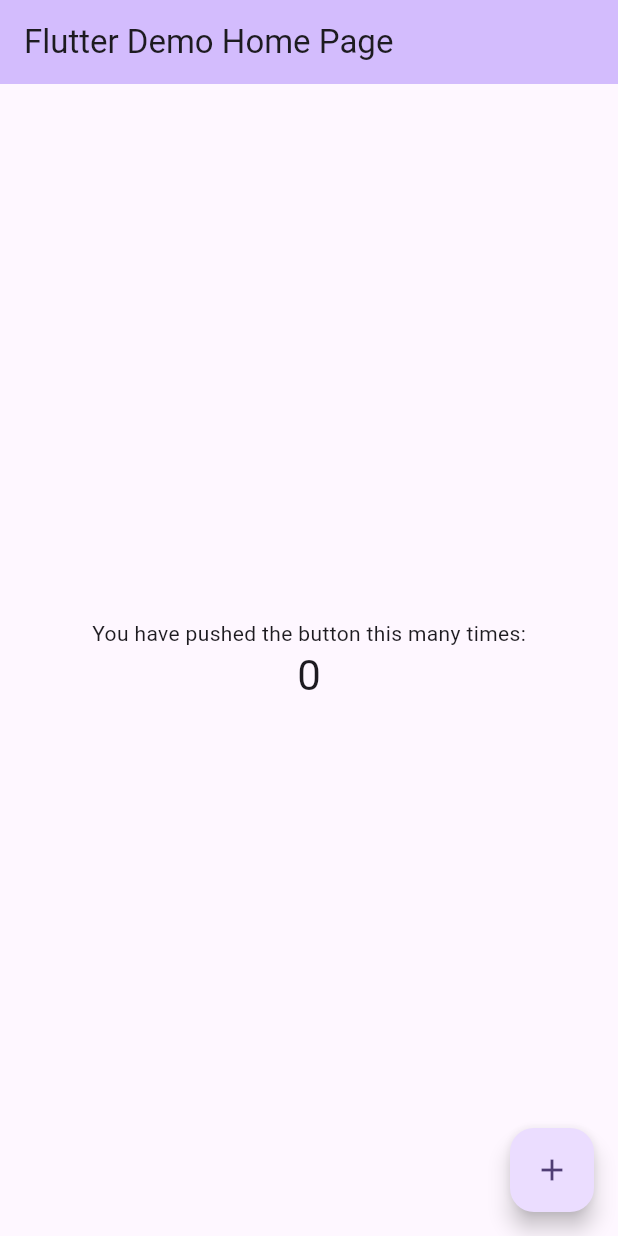
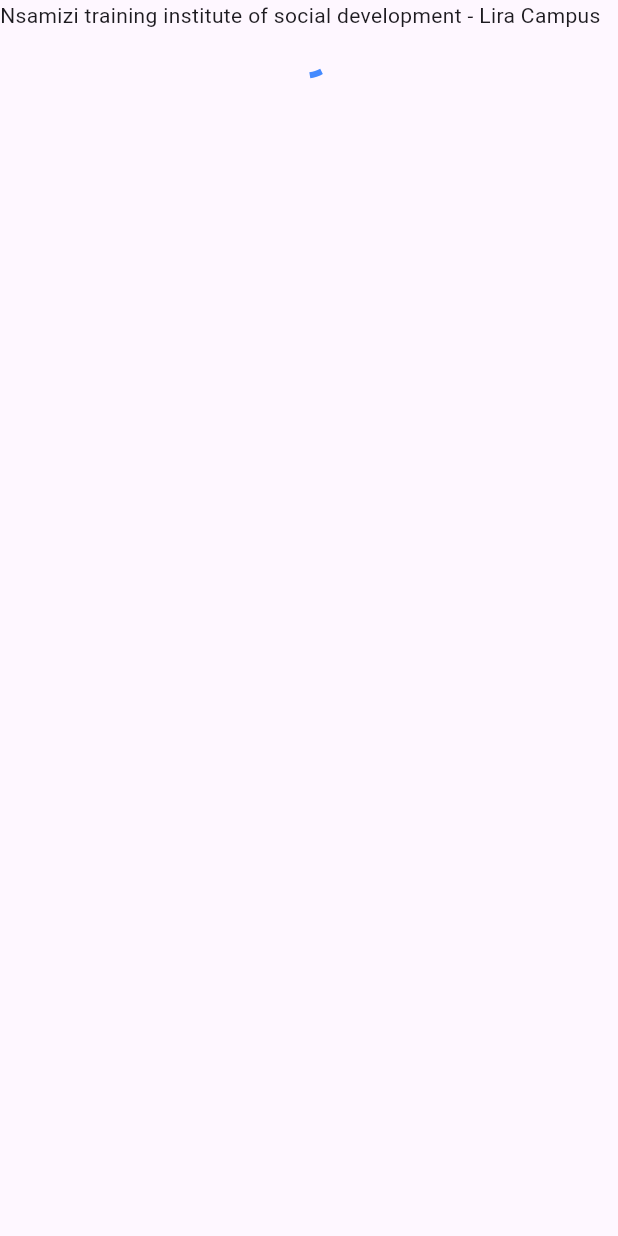
Before and after one commit to nm1999/flutter.nsamizi.portal.app, a Flutter app: the screen it shows after launch, on a phone screen of 412 x 824 dp. Run offline on Flutter 3.47's test engine with Material 3 defaults, Android fonts, the phone set to English and light mode, and no system bars; missing offline and left inert: flutter_doc_scanner.

Commit message:
adds scanning with pdf

```diff
--- a/lib/main.dart
+++ b/lib/main.dart
@@ -6,117 +6,37 @@ void main() {
 
 class MyApp extends StatelessWidget {
   const MyApp({super.key});
-
-  // This widget is the root of your application.
   @override
   Widget build(BuildContext context) {
-    return MaterialApp(
-      title: 'Flutter Demo',
-      theme: ThemeData(
-        // This is the theme of your application.
-        //
-        // TRY THIS: Try running your application with "flutter run". You'll see
-        // the application has a purple toolbar. Then, without quitting the app,
-        // try changing the seedColor in the colorScheme below to Colors.green
-        // and then invoke "hot reload" (save your changes or press the "hot
-        // reload" button in a Flutter-supported IDE, or press "r" if you used
-        // the command line to start the app).
-        //
-        // Notice that the counter didn't reset back to zero; the application
-        // state is not lost during the reload. To reset the state, use hot
-        // restart instead.
-        //
-        // This works for code too, not just values: Most code changes can be
-        // tested with just a hot reload.
-        colorScheme: ColorScheme.fromSeed(seedColor: Colors.deepPurple),
+    return MaterialApp(home: Splashscreen());
+  }
+}
+
+class Splashscreen extends StatefulWidget {
+  const Splashscreen({super.key});
+
+  @override
+  State<Splashscreen> createState() => _SplashscreenState();
+}
+
+class _SplashscreenState extends State<Splashscreen> {
+  @override
+  Widget build(BuildContext context) {
+    return Scaffold(
+      body: ListView(
+        children: [
+          Text(
+            "Nsamizi training institute of social development - Lira Campus",
+          ),
+          Center(
+            child: SizedBox(
+              width: 30,
+              height: 30,
+              child: CircularProgressIndicator(color: Colors.blueAccent,),
+            ),
+          ),
+        ],
       ),
-      home: const MyHomePage(title: 'Flutter Demo Home Page'),
     );
   }
 }
-
-class MyHomePage extends StatefulWidget {
-  const MyHomePage({super.key, required this.title});
-
-  // This widget is the home page of your application. It is stateful, meaning
-  // that it has a State object (defined below) that contains fields that affect
-  // how it looks.
-
-  // This class is the configuration for the state. It holds the values (in this
-  // case the title) provided by the parent (in this case the App widget) and
-  // used by the build method of the State. Fields in a Widget subclass are
-  // always marked "final".
-
-  final String title;
-
-  @override
-  State<MyHomePage> createState() => _MyHomePageState();
-}
-
-class _MyHomePageState extends State<MyHomePage> {
-  int _counter = 0;
-
-  void _incrementCounter() {
-    setState(() {
-      // This call to setState tells the Flutter framework that something has
-      // changed in this State, which causes it to rerun the build method below
-      // so that the display can reflect the updated values. If we changed
-      // _counter without calling setState(), then the build method would not be
-      // called again, and so nothing would appear to happen.
-      _counter++;
-    });
-  }
-
-  @override
-  Widget build(BuildContext context) {
-    // This method is rerun every time setState is called, for instance as done
-    // by the _incrementCounter method above.
-    //
-    // The Flutter framework has been optimized to make rerunning build methods
-    // fast, so that you can just rebuild anything that needs updating rather
-    // than having to individually change instances of widgets.
-    return Scaffold(
-      appBar: AppBar(
-        // TRY THIS: Try changing the color here to a specific color (to
-        // Colors.amber, perhaps?) and trigger a hot reload to see the AppBar
-        // change color while the other colors stay the same.
-        backgroundColor: Theme.of(context).colorScheme.inversePrimary,
-        // Here we take the value from the MyHomePage object that was created by
-        // the App.build method, and use it to set our appbar title.
-        title: Text(widget.title),
-      ),
-      body: Center(
-        // Center is a layout widget. It takes a single child and positions it
-        // in the middle of the parent.
-        child: Column(
-          // Column is also a layout widget. It takes a list of children and
-          // arranges them vertically. By default, it sizes itself to fit its
-          // children horizontally, and tries to be as tall as its parent.
-          //
-          // Column has various properties to control how it sizes itself and
-          // how it positions its children. Here we use mainAxisAlignment to
-          // center the children vertically; the main axis here is the vertical
-          // axis because Columns are vertical (the cross axis would be
-          // horizontal).
-          //
-          // TRY THIS: Invoke "debug painting" (choose the "Toggle Debug Paint"
-          // action in the IDE, or press "p" in the console), to see the
-          // wireframe for each widget.
-          mainAxisAlignment: MainAxisAlignment.center,
-          children: <Widget>[
-            const Text('You have pushed the button this many times:'),
-            Text(
-              '$_counter',
-              style: Theme.of(context).textTheme.headlineMedium,
-            ),
-          ],
-        ),
-      ),
-      floatingActionButton: FloatingActionButton(
-        onPressed: _incrementCounter,
-        tooltip: 'Increment',
-        child: const Icon(Icons.add),
-      ), // This trailing comma makes auto-formatting nicer for build methods.
-    );
-  }
-}
--- a/pubspec.yaml
+++ b/pubspec.yaml
@@ -34,6 +34,7 @@ dependencies:
   # The following adds the Cupertino Icons font to your application.
   # Use with the CupertinoIcons class for iOS style icons.
   cupertino_icons: ^1.0.8
+  flutter_doc_scanner: ^0.0.16
 
 dev_dependencies:
   flutter_test:
```
Also changed, not shown: lib/scanDocument.dart (added, +53 -0 lines).
